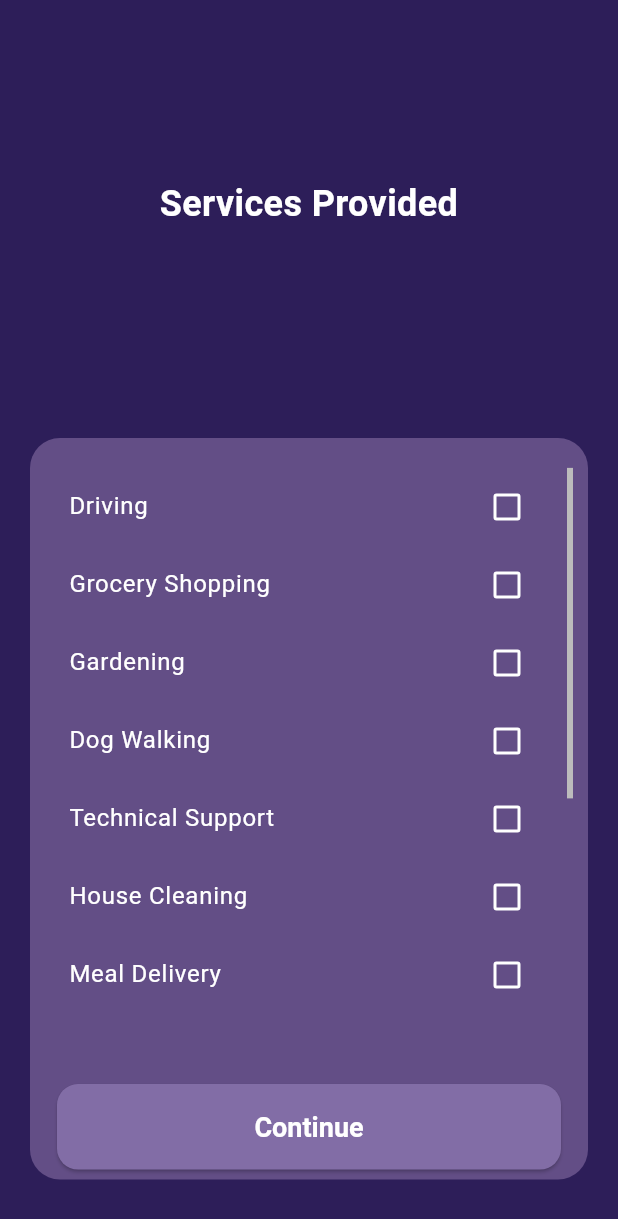
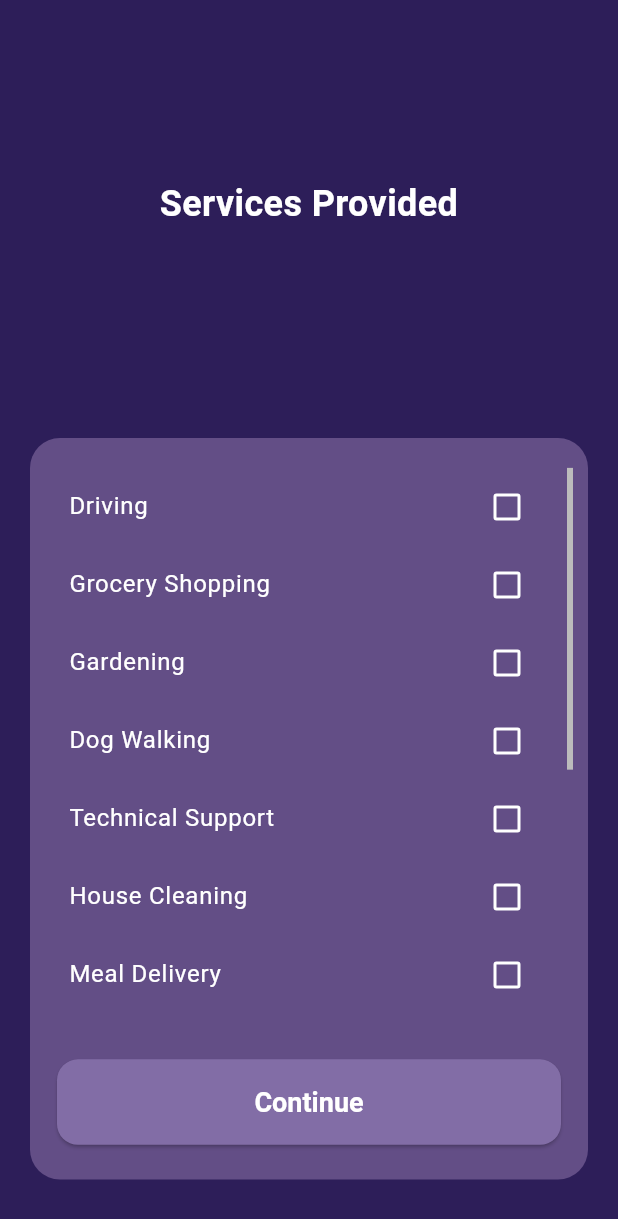
Before and after one commit to sidharth1037/mini_project_neighbourly, a Flutter app: the ServicesProvided screen opened directly, on a phone screen of 412 x 824 dp. Shown: the top 1219 px of the screen. Run offline on Flutter 3.47's test engine with Material 3 defaults, Android fonts, the phone set to English and light mode, and no system bars; our stand-ins replace cloud_firestore, connectivity_plus, firebase_auth, firebase_core, shared_preferences; accounts and stored records are empty.

Commit message:
org ui update

```diff
--- a/lib/navbar.dart
+++ b/lib/navbar.dart
@@ -61,12 +61,10 @@ class MainScreenState extends State<MainScreen> {
       // Set pages and nav items for organizations
       pages = [
         const VolunteerListPage(), // Replace with Volunteers Page
-        const RequestsPage(),
         const ProfilePage(),
       ];
       navItems = const [
         BottomNavigationBarItem(icon: Icon(Icons.volunteer_activism), label: 'Volunteers'),
-        BottomNavigationBarItem(icon: Icon(Icons.list_alt), label: 'Requests'),
         BottomNavigationBarItem(icon: Icon(Icons.person), label: 'Profile'),
       ];
     } else if (userType == 'homebound') {
--- a/lib/volunteers/vol_services.dart
+++ b/lib/volunteers/vol_services.dart
@@ -126,7 +126,7 @@ class ServicesProvidedState extends State<ServicesProvided> with CustomStyle {
                     child: Column(
                       children: [
                         SizedBox(
-                          height: deviceHeight * 0.45, // Adjust height as needed
+                          height: deviceHeight * 0.43, // Adjust height as needed
                           child: Scrollbar(
                             thumbVisibility: true, // Always show scrollbar
                             child: SingleChildScrollView(
```
